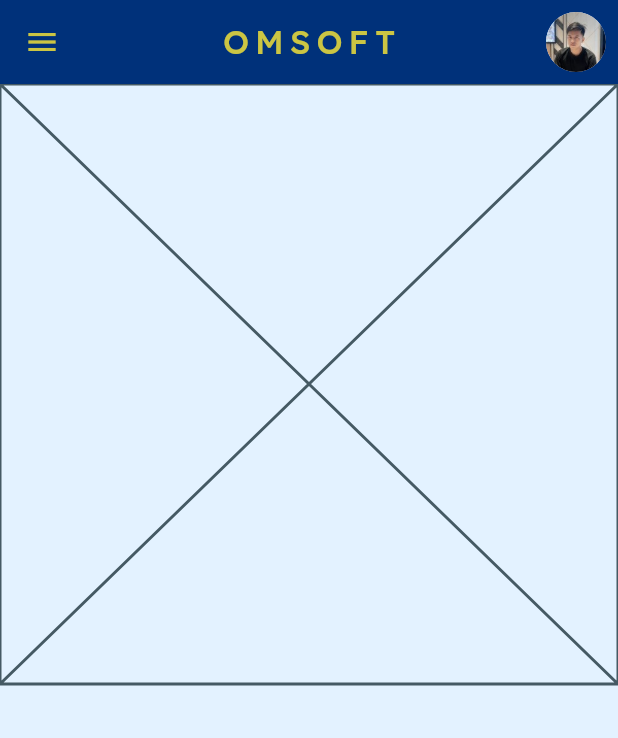
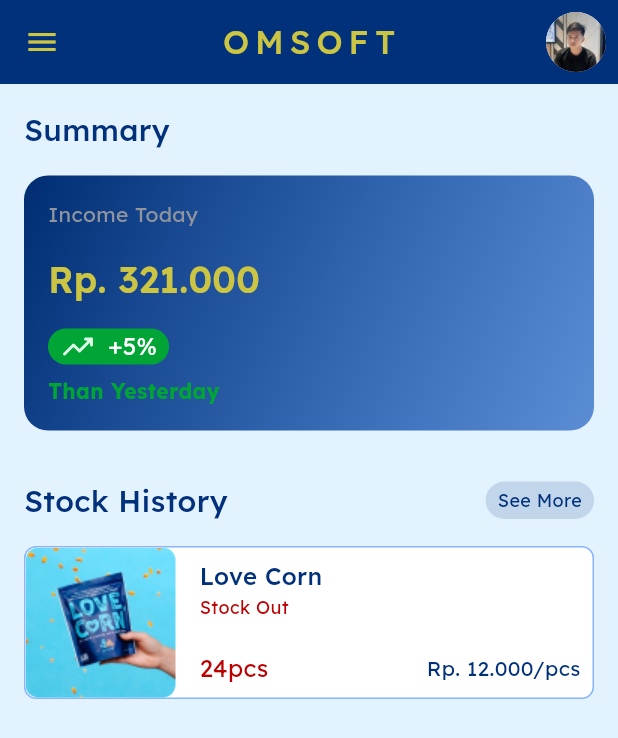
Before and after one commit to mirfansyah258/omsoft_pos_mobile, a Flutter app: the screen it shows once a user with an empty profile is signed in, on a phone screen of 412 x 824 dp. Shown: the top 738 px of the screen. Run offline on Flutter 3.47's test engine with Material 2 defaults, Android fonts, the phone set to English and light mode, and no system bars; our stand-ins replace firebase_auth, firebase_core, flutter_svg, shared_preferences; accounts and stored records are empty.

Commit message:
customize dashboard screen

```diff
--- a/lib/config.dart
+++ b/lib/config.dart
@@ -10,3 +10,6 @@ const bgBoxBlue = Color.fromRGBO(213, 233, 255, 1);
 const yellow = Color.fromRGBO(227, 221, 74, 0.83);
 const titleYellow = Color.fromRGBO(203, 197, 67, 1);
 const darkYellow = Color.fromRGBO(174, 170, 86, 1);
+const grey = Color.fromRGBO(144, 149, 157, 1);
+const green = Color.fromRGBO(0, 165, 54, 1);
+const red = Color.fromRGBO(186, 0, 0, 1);
--- a/lib/pages/home.dart
+++ b/lib/pages/home.dart
@@ -158,7 +158,7 @@ class _HomeState extends State<Home> {
         actions: [
           IconButton(
             onPressed: () {},
-            icon: CircleAvatar(
+            icon: const CircleAvatar(
               backgroundImage: AssetImage('assets/images/profpic.jpeg'),
             )
           )
--- a/lib/pages/home/dashboard.dart
+++ b/lib/pages/home/dashboard.dart
@@ -1,5 +1,6 @@
 import 'package:flutter/material.dart';
 import 'package:omsoft_pos_mobile/pages/home/lineChart.dart';
+import 'package:omsoft_pos_mobile/pages/home/stockHistory.dart';
 import 'package:omsoft_pos_mobile/pages/home/summary.dart';
 import 'package:omsoft_pos_mobile/pages/home/topProducts.dart';
 
@@ -14,9 +15,12 @@ class _DashboardState extends State<Dashboard> {
   @override
   Widget build(BuildContext context) {
     return ListView(
-      children: <Widget>[
+      padding: const EdgeInsets.all(16),
+      children: const <Widget>[
         // TopProducts()
-        Summary()
+        Summary(),
+        SizedBox(height: 32,),
+        StockHistory(),
       ],
     );
   }
--- a/lib/pages/home/stockHistory.dart
+++ b/lib/pages/home/stockHistory.dart
@@ -0,0 +1,122 @@
+import 'package:flutter/material.dart';
+import 'package:omsoft_pos_mobile/config.dart';
+
+class StockHistory extends StatefulWidget {
+  const StockHistory({super.key});
+
+  @override
+  State<StockHistory> createState() => _StockHistoryState();
+}
+
+class _StockHistoryState extends State<StockHistory> {
+  @override
+  Widget build(BuildContext context) {
+    return Column(
+      crossAxisAlignment: CrossAxisAlignment.start,
+      children: [
+        Row(
+          mainAxisAlignment: MainAxisAlignment.spaceBetween,
+          children: [
+            const Text(
+              'Stock History',
+              style: TextStyle(
+                fontSize: 20,
+                fontWeight: FontWeight.w500,
+                color: darkBlue,
+              ),
+            ),
+            GestureDetector(
+              onTap: () {
+              },
+              child: Container(
+                padding: const EdgeInsets.symmetric(horizontal: 8, vertical: 4),
+                decoration: const BoxDecoration(
+                  color: Color.fromRGBO(0, 49, 122, .15),
+                  borderRadius: BorderRadius.all(Radius.circular(50))
+                ),
+                child: const Text(
+                  'See More',
+                  style: TextStyle(
+                    fontSize: 12,
+                    color: darkBlue
+                  ),
+                ),
+              )
+            )
+          ],
+        ),
+        const SizedBox(height: 16,),
+        Container(
+
+          decoration: BoxDecoration(
+            color: Colors.white,
+            border: Border.all(
+              color: Color.fromRGBO(133, 182, 255, 1),
+            ),
+            borderRadius: BorderRadius.circular(8)
+          ),
+          child: Row(
+            crossAxisAlignment: CrossAxisAlignment.start,
+            children: [
+              ClipRRect(
+                borderRadius: BorderRadius.circular(8),
+                child: Image.asset('assets/images/product-1.jpg')
+              ),
+              const SizedBox(width: 8,),
+              Expanded(
+                child: Container(
+                  height: 100,
+                  padding: const EdgeInsets.all(8),
+                  child: const Column(
+                    crossAxisAlignment: CrossAxisAlignment.start,
+                    mainAxisAlignment: MainAxisAlignment.spaceBetween,
+                    children: [
+                      Column(
+                        crossAxisAlignment: CrossAxisAlignment.start,
+                        children: [
+                          Text(
+                            'Love Corn',
+                            style: TextStyle(
+                              fontSize: 16,
+                              fontWeight: FontWeight.w500,
+                              color: darkBlue
+                            ),
+                          ),
+                          Text(
+                            'Stock Out',
+                            style: TextStyle(
+                              fontSize: 12,
+                              color: red
+                            ),
+                          )
+                        ],
+                      ),
+                      Row(
+                        mainAxisAlignment: MainAxisAlignment.spaceBetween,
+                        children: [
+                          Text(
+                            '24pcs',
+                            style: TextStyle(
+                              fontSize: 16,
+                              color: red
+                            ),
+                          ),
+                          Text(
+                            'Rp. 12.000/pcs',
+                            style: TextStyle(
+                              color: darkBlue
+                            ),
+                          )
+                        ],
+                      )
+                    ],
+                  ),
+                )
+              )
+            ],
+          ),
+        )
+      ],
+    );
+  }
+}
--- a/lib/pages/home/summary.dart
+++ b/lib/pages/home/summary.dart
@@ -1,4 +1,6 @@
 import 'package:flutter/material.dart';
+import 'package:flutter_svg/flutter_svg.dart';
+import 'package:omsoft_pos_mobile/config.dart';
 
 class Summary extends StatefulWidget {
   const Summary({super.key});
@@ -10,6 +12,87 @@ class Summary extends StatefulWidget {
 class _SummaryState extends State<Summary> {
   @override
   Widget build(BuildContext context) {
-    return const Placeholder();
+    return Column(
+      crossAxisAlignment: CrossAxisAlignment.start,
+      children: [
+        const Text(
+          'Summary',
+          style: TextStyle(
+            fontSize: 20,
+            fontWeight: FontWeight.w500,
+            color: darkBlue,
+          ),
+        ),
+        const SizedBox(height: 16,),
+        Container(
+          width: double.infinity,
+          padding: const EdgeInsets.all(16),
+          decoration: const BoxDecoration(
+            borderRadius: BorderRadius.all(Radius.circular(16)),
+            gradient: LinearGradient(
+              begin: Alignment.topLeft,
+              end: Alignment.bottomRight,
+              colors: [
+                Color.fromRGBO(0, 45, 114, 1),
+                Color.fromRGBO(0, 74, 184, 0.6),
+              ],
+            )
+          ),
+          child: Column(
+            crossAxisAlignment: CrossAxisAlignment.start,
+            children: [
+              const Text(
+                'Income Today',
+                style: TextStyle(
+                  color: grey
+                ),
+              ),
+              const SizedBox(height: 16,),
+              const Text(
+                'Rp. 321.000',
+                style: TextStyle(
+                  fontSize: 24,
+                  fontWeight: FontWeight.w600,
+                  color: titleYellow
+                ),
+              ),
+              const SizedBox(height: 16,),
+              Container(
+                decoration: const BoxDecoration(
+                  borderRadius: BorderRadius.all(Radius.circular(50)),
+                  color: green,
+                ),
+                padding: const EdgeInsets.symmetric(horizontal: 8),
+                child: Row(
+                  mainAxisSize: MainAxisSize.min,
+                  children: [
+                    SvgPicture.asset(
+                      "assets/svg/trend-up-24.svg",
+                      semanticsLabel: 'Stonk'
+                    ),
+                    const SizedBox(width: 8,),
+                    const Text(
+                      '+5%',
+                      style: TextStyle(
+                        color: Colors.white,
+                        fontSize: 16
+                      ),
+                    )
+                  ],
+                ),
+              ),
+              const SizedBox(height: 8,),
+              const Text(
+                'Than Yesterday',
+                style: TextStyle(
+                  fontWeight: FontWeight.w700,
+                  color: green
+                ),
+              )
+            ]
+          ),
+        )
+      ],
+    );
   }
 }
```
Also changed, not shown: assets/images/product-1.jpg (added), assets/images/product-2.jpg (added), assets/images/product-3.jpg (added), assets/images/product-4.jpg (added), assets/svg/trend-up-24.svg (added).
